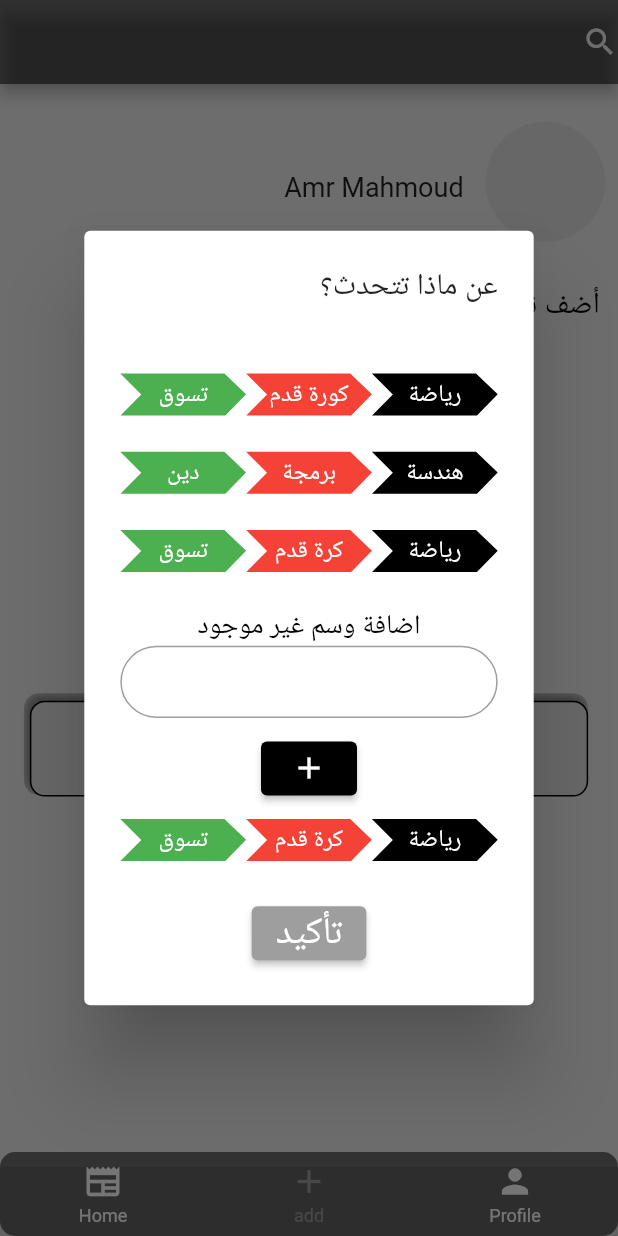
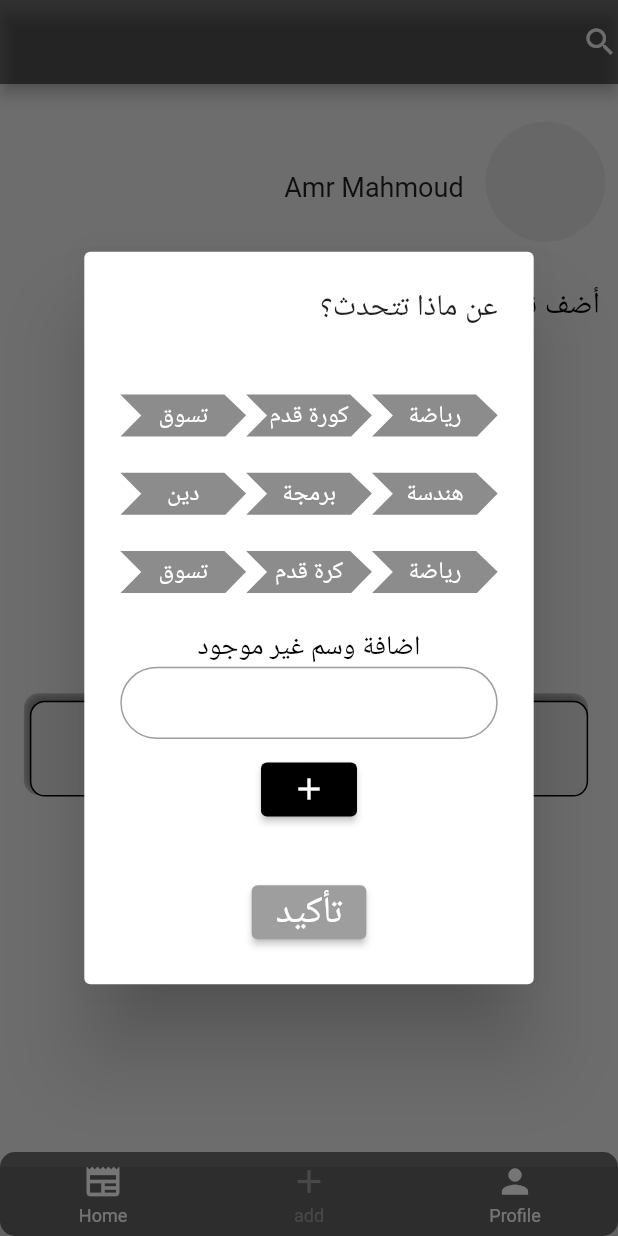
Before and after one commit to Amrmahmoud333/naseha, a Flutter app: the screen it shows once a user with an empty profile is signed in, item 2 of the bottom bar chosen, after a tap on "الهاشتاج", on a phone screen of 412 x 824 dp. Run offline on Flutter 3.47's test engine with Material 2 defaults, Android fonts, the phone set to English and light mode, and no system bars; drawn by our look-alikes of persistent_bottom_nav_bar; our stand-ins replace auto_size_text, bloc, cloud_firestore, firebase_auth, firebase_core, flutter_bloc and 1 more; accounts and stored records are empty; network calls fail.

Commit message:
choose tag logic

```diff
--- a/lib/logic/naseha_cubit/naseha_cubit.dart
+++ b/lib/logic/naseha_cubit/naseha_cubit.dart
@@ -1,4 +1,7 @@
+import 'dart:ui';
+
 import 'package:bloc/bloc.dart';
+import 'package:flutter/material.dart';
 import 'package:meta/meta.dart';
 import 'package:naseha/data/repositories/naseha_repo.dart';
 
@@ -31,4 +34,17 @@ class NasehaCubit extends Cubit<NasehaState> {
   setText(String text) {
     this.text = text;
   }
+
+  // add tags to naseha
+  int numberOfTags = 0;
+  List<String>? tags = [];
+  bool choosen = false;
+
+  chooseTags(String tag) {
+    choosen = !choosen;
+    choosen ? tags!.add(tag) : tags!.remove(tag);
+    choosen ? numberOfTags++ : numberOfTags--;
+
+    emit(AddTagState());
+  }
 }
--- a/lib/logic/naseha_cubit/naseha_state.dart
+++ b/lib/logic/naseha_cubit/naseha_state.dart
@@ -4,3 +4,5 @@ part of 'naseha_cubit.dart';
 abstract class NasehaState {}
 
 class NasehaInitial extends NasehaState {}
+
+class AddTagState extends NasehaState {}
--- a/lib/views/add_naseha/widget/choose_tag.dart
+++ b/lib/views/add_naseha/widget/choose_tag.dart
@@ -1,4 +1,6 @@
 import 'package:flutter/material.dart';
+import 'package:flutter_bloc/flutter_bloc.dart';
+import 'package:naseha/logic/naseha_cubit/naseha_cubit.dart';
 import 'package:naseha/views/add_naseha/widget/tag_list.dart';
 
 class ChooseTag extends StatelessWidget {
@@ -16,6 +18,7 @@ class ChooseTag extends StatelessWidget {
       return MediaQuery.of(context).size.width * (n / 393);
     }
 
+    NasehaCubit cubit = context.read<NasehaCubit>();
     return Directionality(
       textDirection: TextDirection.rtl,
       child: AlertDialog(
@@ -26,25 +29,25 @@ class ChooseTag extends StatelessWidget {
               SizedBox(height: h(25)),
               Row(
                 children: const [
-                  TagList(color: Colors.black, text: 'رياضة'),
-                  TagList(color: Colors.red, text: 'كورة قدم'),
-                  TagList(color: Colors.green, text: 'تسوق'),
+                  TagList(text: 'رياضة'),
+                  TagList(text: 'كورة قدم'),
+                  TagList(text: 'تسوق'),
                 ],
               ),
               SizedBox(height: h(25)),
               Row(
                 children: const [
-                  TagList(color: Colors.black, text: 'هندسة'),
-                  TagList(color: Colors.red, text: 'برمجة'),
-                  TagList(color: Colors.green, text: 'دين'),
+                  TagList(text: 'هندسة'),
+                  TagList(text: 'برمجة'),
+                  TagList(text: 'دين'),
                 ],
               ),
               SizedBox(height: h(25)),
               Row(
                 children: const [
-                  TagList(color: Colors.black, text: 'رياضة'),
-                  TagList(color: Colors.red, text: 'كرة قدم'),
-                  TagList(color: Colors.green, text: 'تسوق'),
+                  TagList(text: 'رياضة'),
+                  TagList(text: 'كرة قدم'),
+                  TagList(text: 'تسوق'),
                 ],
               ),
               SizedBox(height: h(25)),
@@ -73,12 +76,18 @@ class ChooseTag extends StatelessWidget {
               ),
               SizedBox(height: h(10)),
               // choosen tags
-              Row(
-                children: const [
-                  TagList(color: Colors.black, text: 'رياضة'),
-                  TagList(color: Colors.red, text: 'كرة قدم'),
-                  TagList(color: Colors.green, text: 'تسوق'),
-                ],
+              BlocBuilder<NasehaCubit, NasehaState>(
+                builder: (context, state) {
+                  return Directionality(
+                    textDirection: TextDirection.rtl,
+                    child: Row(
+                      children: [
+                        for (int i = 0; i < cubit.tags!.length; i++)
+                          TagList(text: cubit.tags![i]),
+                      ],
+                    ),
+                  );
+                },
               ),
               SizedBox(height: h(25)),
               ElevatedButton(
--- a/lib/views/add_naseha/widget/tag_list.dart
+++ b/lib/views/add_naseha/widget/tag_list.dart
@@ -1,11 +1,11 @@
 import 'package:flutter/material.dart';
+import 'package:flutter_bloc/flutter_bloc.dart';
+import 'package:naseha/logic/naseha_cubit/naseha_cubit.dart';
 import 'package:naseha/views/news_feed/widgets/custom_tag.dart';
 
 class TagList extends StatelessWidget {
-  const TagList({Key? key, required this.color, required this.text})
-      : super(key: key);
+  const TagList({Key? key, required this.text}) : super(key: key);
   final String text;
-  final Color color;
 
   @override
   Widget build(BuildContext context) {
@@ -18,7 +18,9 @@ class TagList extends StatelessWidget {
     }
 
     return InkWell(
-      onTap: () {},
+      onTap: () {
+        context.read<NasehaCubit>().chooseTags(text);
+      },
       child: SizedBox(
         child: Stack(
           alignment: Alignment.topLeft,
@@ -26,9 +28,14 @@ class TagList extends StatelessWidget {
             Stack(
               alignment: Alignment.center,
               children: [
-                CustomPaint(
-                  size: Size(w(80), (w(80) * 0.3333333333333333).toDouble()),
-                  painter: CustomPainterTag(tagColor: color),
+                BlocBuilder<NasehaCubit, NasehaState>(
+                  builder: (context, state) {
+                    return CustomPaint(
+                      size:
+                          Size(w(80), (w(80) * 0.3333333333333333).toDouble()),
+                      painter: CustomPainterTag(tagColor: Colors.black45),
+                    );
+                  },
                 ),
                 Text(
                   text,
```
Also changed, not shown: lib/data/models/tag_model.dart (added).
